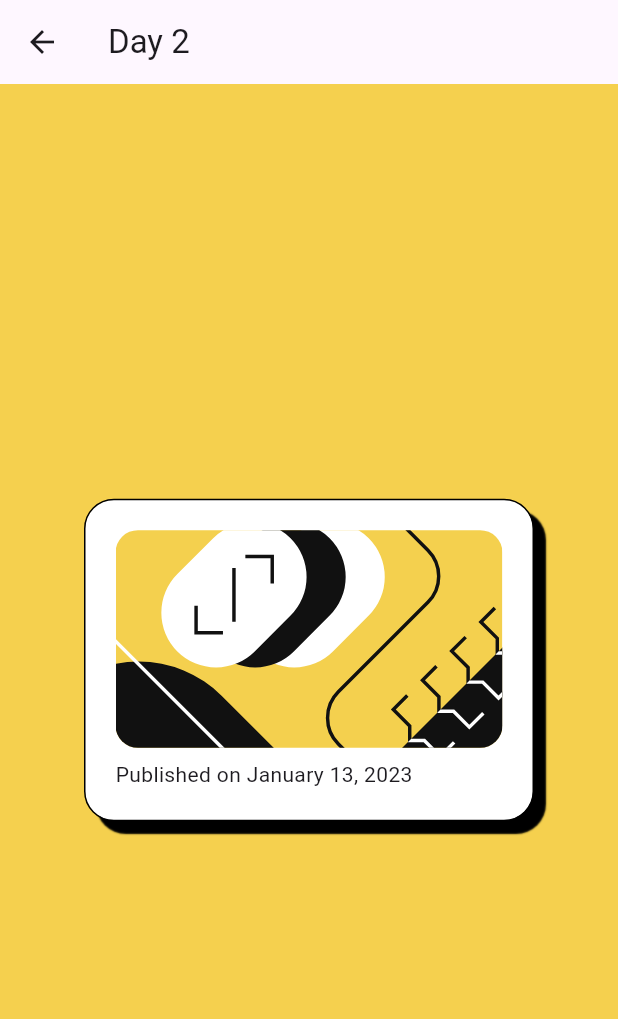
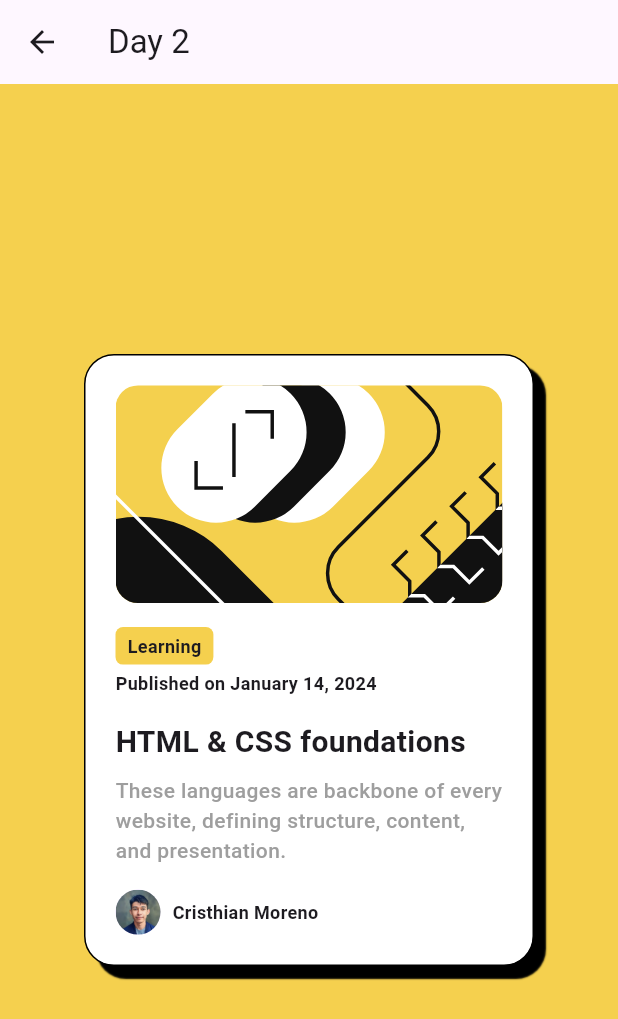
Before and after one commit to CristhianMoreno97/100-days-of-projects---flutter-version, a Flutter app: the Day2Screen screen opened by its route, on a phone screen of 412 x 824 dp. Shown: the top 1019 px of the screen. Run offline on Flutter 3.47's test engine with Material 3 defaults, Android fonts, the phone set to English and light mode, and no system bars; our stand-ins replace flutter_svg, font_awesome_flutter.

Commit message:
add new card components

```diff
--- a/lib/features/challengues/presentation/screens/day_2_screen.dart
+++ b/lib/features/challengues/presentation/screens/day_2_screen.dart
@@ -22,13 +22,13 @@ class _MainView extends StatelessWidget {
   Widget build(BuildContext context) {
     return Container(
       padding: const EdgeInsets.all(40),
-      child: const Center(child: _BlogCard()),
+      child: const Center(child: _Card()),
     );
   }
 }
 
-class _BlogCard extends StatelessWidget {
-  const _BlogCard();
+class _Card extends StatelessWidget {
+  const _Card();
 
   @override
   Widget build(BuildContext context) {
@@ -57,11 +57,35 @@ class _BlogCard extends StatelessWidget {
         crossAxisAlignment: CrossAxisAlignment.start,
         children: [
           _CardImage(),
+          SizedBox(height: 16),
+          _CardTag(),
+          SizedBox(height: 4),
+          _CardPublishedDate(),
+          SizedBox(height: 16 ),
+          _CardTitle(),
           SizedBox(height: 8),
-          _CardPublishedDate(),
+          _CardCopy(),
+          SizedBox(height: 16),
+          _CardFooter(),
         ],
       ),
     );
+  }
+}
+
+class _CardTag extends StatelessWidget {
+  const _CardTag();
+
+  @override
+  Widget build(BuildContext context) {
+    return Container(
+        padding: const EdgeInsets.symmetric(vertical: 4, horizontal: 8),
+        decoration: BoxDecoration(
+          color: const Color(0xFFF5D04E),
+          borderRadius: BorderRadius.circular(5),
+        ),
+        child: const Text('Learning',
+            style: TextStyle(fontSize: 12, fontWeight: FontWeight.w600)));
   }
 }
 
@@ -70,9 +94,25 @@ class _CardPublishedDate extends StatelessWidget {
 
   @override
   Widget build(BuildContext context) {
-    final dateTime = DateTime.parse('2023-01-13');
+    final dateTime = DateTime.parse('2024-01-14');
     final formattedDate = DateFormat.yMMMMd().format(dateTime);
-    return Text('Published on $formattedDate');
+    return Text('Published on $formattedDate',
+        style: const TextStyle(fontSize: 12, fontWeight: FontWeight.w600));
+  }
+}
+
+class _CardTitle extends StatelessWidget {
+  const _CardTitle();
+
+  @override
+  Widget build(BuildContext context) {
+    return const Text(
+      'HTML & CSS foundations',
+      style: TextStyle(
+        fontSize: 20,
+        fontWeight: FontWeight.w700,
+      ),
+    );
   }
 }
 
@@ -93,3 +133,59 @@ class _CardImage extends StatelessWidget {
     );
   }
 }
+
+class _CardCopy extends StatelessWidget {
+  const _CardCopy();
+
+  @override
+  Widget build(BuildContext context) {
+    return const Text(
+      'These languages are backbone of every website, defining structure, content, and presentation.',
+      style: TextStyle(
+        fontSize: 14,
+        fontWeight: FontWeight.w500,
+        color: Colors.grey,
+      ),
+    );
+  }
+}
+
+class _CardFooter extends StatelessWidget {
+  const _CardFooter();
+
+  @override
+  Widget build(BuildContext context) {
+    return const Row(children: [
+      _UserAvatar(),
+      SizedBox(width: 8),
+      _UserName(),
+    ]);
+  }
+}
+
+class _UserAvatar extends StatelessWidget {
+  const _UserAvatar();
+
+  @override
+  Widget build(BuildContext context) {
+    return const CircleAvatar(
+      radius: 15,
+      backgroundImage: AssetImage('assets/images/day_1_card_image.png'),
+    );
+  }
+}
+
+class _UserName extends StatelessWidget {
+  const _UserName();
+
+  @override
+  Widget build(BuildContext context) {
+    return const Text(
+      'Cristhian Moreno',
+      style: TextStyle(
+        fontSize: 12,
+        fontWeight: FontWeight.w600,
+      ),
+    );
+  }
+}
```
